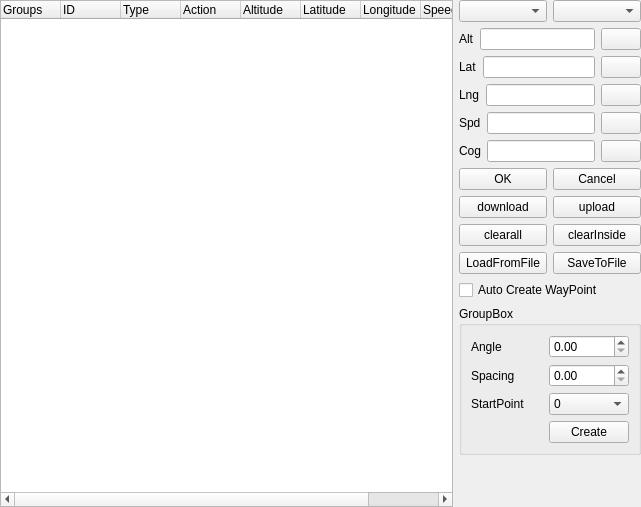
First picture: the form in Mission/mission.ui, repository qingshuiliuyun/NewGrass, before the edit.
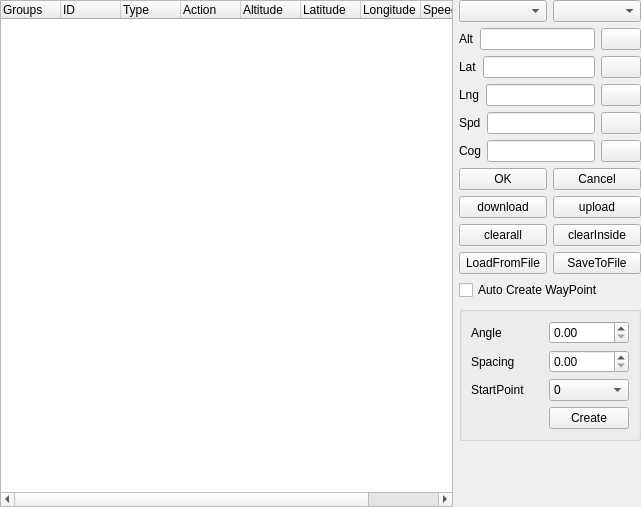
Second picture: the form after the edit. Icons and pictures are not drawn.

```diff
--- a/Mission/mission.ui
+++ b/Mission/mission.ui
@@ -292,7 +292,7 @@
        <item row="11" column="0" colspan="2">
         <widget class="QGroupBox" name="groupBox">
          <property name="title">
-          <string>GroupBox</string>
+          <string/>
          </property>
          <layout class="QGridLayout" name="gridLayout_4">
           <item row="2" column="1">
```
Left out of the diff: 2 changed lines with no effect on the pictures.
